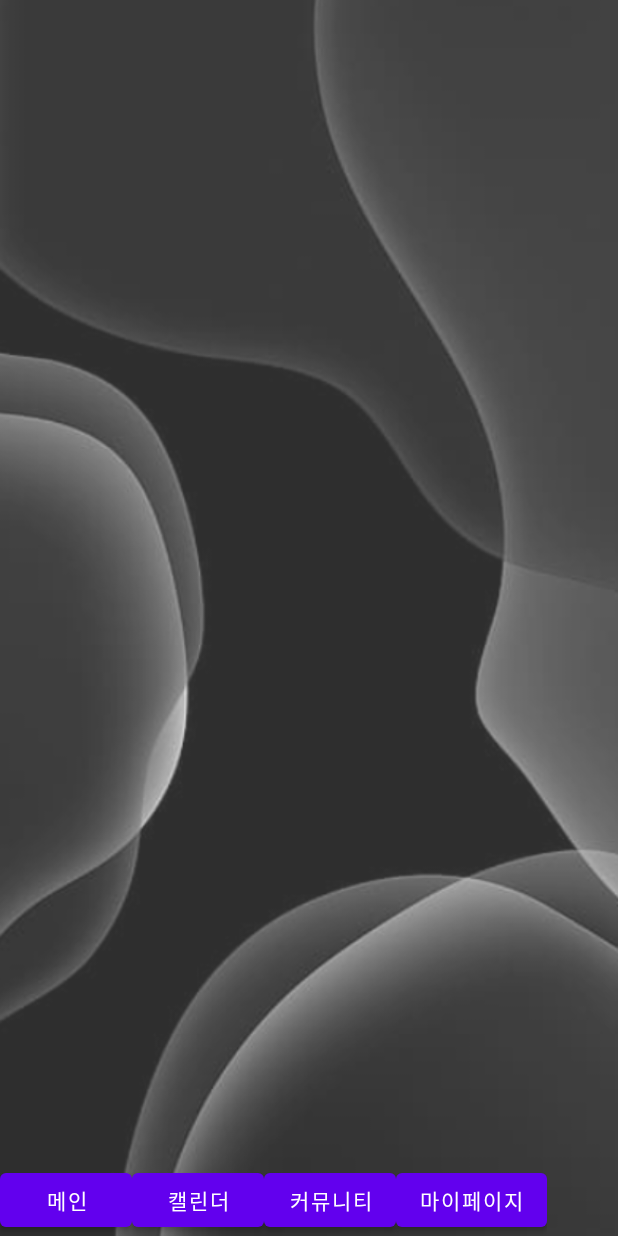
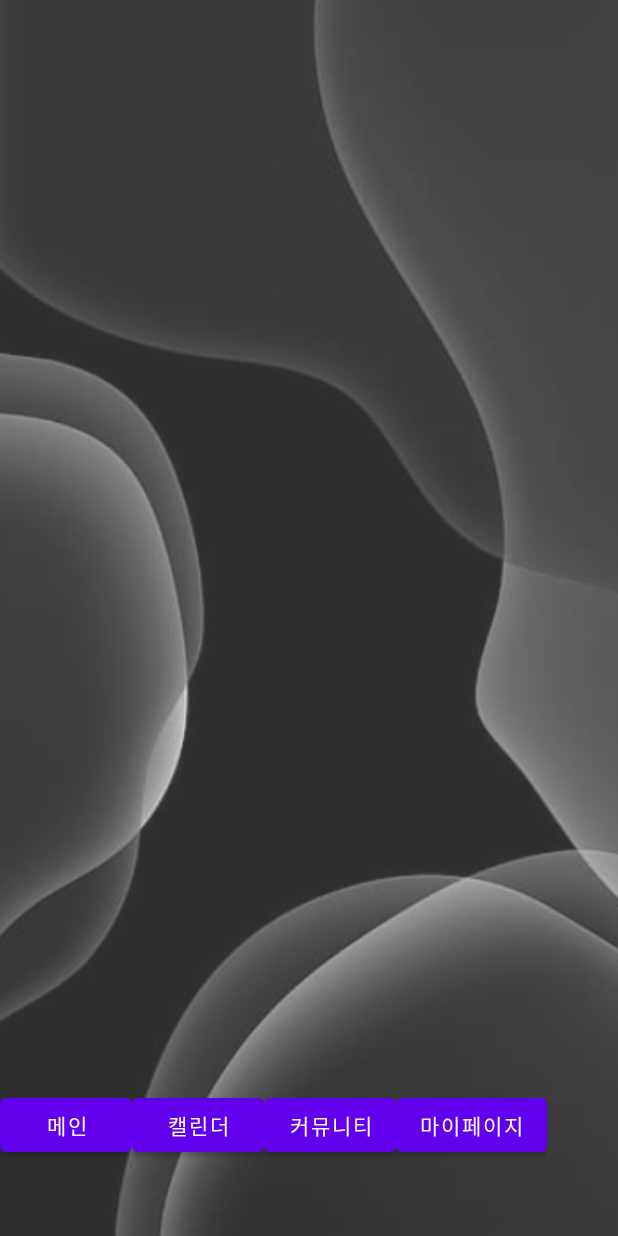
Before and after one commit to KingJae6721/PlanRun, an Android app: the MainActivity screen opened directly, with no data from a screen before it, on a phone screen of 412 x 824 dp. Run offline under Robolectric (Android 15) with nearby library versions, the phone set to English and light mode, and no system bars.

Commit message:
sanryon sixth commit

```diff
--- a/app/src/main/res/layout/activity_main.xml
+++ b/app/src/main/res/layout/activity_main.xml
@@ -10,6 +10,7 @@
     android:gravity="bottom"
         >
     <LinearLayout
+        android:layout_marginBottom="50dp"
         android:layout_width="wrap_content"
         android:layout_height="wrap_content"
         android:orientation="horizontal"
```
